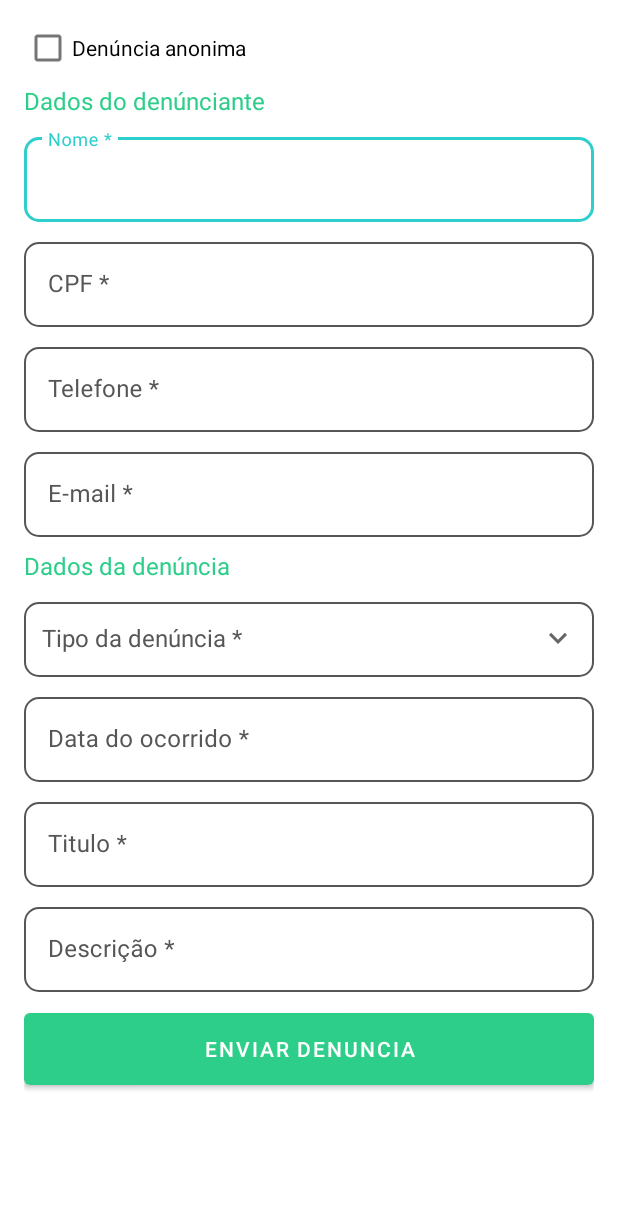
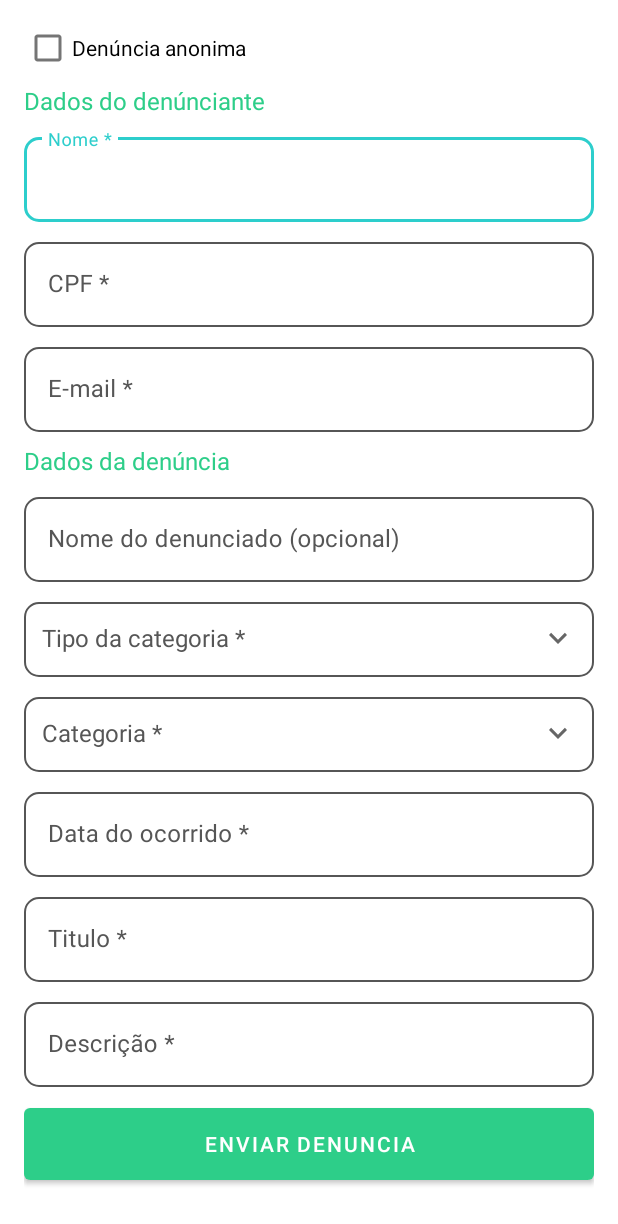
Before and after one commit to hugohralm/ambienta-android, an Android app: the layout fragment_nova_denuncia.xml on its own in the app's theme, with its tools: preview values and no code run, on a phone screen of 412 x 824 dp. Shown: the top 1224 px of the screen. Run offline under Robolectric (Android 15) with nearby library versions, the phone set to English and light mode, and no system bars.

Commit message:
Tipo categoria adicionado ao formulário

```diff
--- a/app/build.gradle
+++ b/app/build.gradle
@@ -66,8 +66,6 @@ dependencies {
     implementation 'androidx.lifecycle:lifecycle-viewmodel-ktx:2.2.0'
     kapt 'com.android.databinding:compiler:3.1.4'
 
-    implementation "com.wajahatkarim3.easyvalidation:easyvalidation-core:1.0.1"
-
     implementation 'io.coil-kt:coil:0.9.5'
     implementation 'com.jakewharton.timber:timber:4.7.1'
 
--- a/app/src/main/java/br/com/oversight/ambienta/service/DenunciaRepository.kt
+++ b/app/src/main/java/br/com/oversight/ambienta/service/DenunciaRepository.kt
@@ -4,6 +4,7 @@ import androidx.lifecycle.LiveData
 import androidx.lifecycle.MutableLiveData
 import br.com.oversight.ambienta.model.CategoriaDenuncia
 import br.com.oversight.ambienta.model.Denuncia
+import br.com.oversight.ambienta.model.TipoCategoriaDenuncia
 import br.com.oversight.ambienta.service.ApiResult
 import br.com.oversight.ambienta.service.DenunciaService
 import javax.inject.Inject
@@ -13,8 +14,8 @@ class DenunciaRepository @Inject constructor(private val denunciaService: Denunc
         return denunciaService.create(denuncia)
     }
 
-    fun listarCategorias(): LiveData<ApiResult<List<CategoriaDenuncia>>> {
-        return denunciaService.getCategoriasDenuncia()
+    fun listarTiposCategorias(): LiveData<ApiResult<List<TipoCategoriaDenuncia>>> {
+        return denunciaService.getTipoCategoriaDenuncia()
     }
 
     fun listarDenuncias(): LiveData<ApiResult<List<Denuncia>>> {
--- a/app/src/main/java/br/com/oversight/ambienta/service/DenunciaService.kt
+++ b/app/src/main/java/br/com/oversight/ambienta/service/DenunciaService.kt
@@ -4,6 +4,7 @@ import androidx.lifecycle.LiveData
 import androidx.lifecycle.MutableLiveData
 import br.com.oversight.ambienta.model.CategoriaDenuncia
 import br.com.oversight.ambienta.model.Denuncia
+import br.com.oversight.ambienta.model.TipoCategoriaDenuncia
 import retrofit2.http.Body
 import retrofit2.http.GET
 import retrofit2.http.POST
@@ -17,7 +18,7 @@ interface DenunciaService {
     @POST("api/denuncias")
     fun create(@Body denuncia: Denuncia): LiveData<ApiResult<Denuncia>>
 
-    @GET("api/categorias")
-    fun getCategoriasDenuncia(): LiveData<ApiResult<List<CategoriaDenuncia>>>
+    @GET("api/tipos-categoria")
+    fun getTipoCategoriaDenuncia(): LiveData<ApiResult<List<TipoCategoriaDenuncia>>>
 
 }
--- a/app/src/main/java/br/com/oversight/ambienta/service/LiveDataCallAdapterFactory.kt
+++ b/app/src/main/java/br/com/oversight/ambienta/service/LiveDataCallAdapterFactory.kt
@@ -1,8 +1,6 @@
 package br.com.oversight.ambienta.service
 
 import androidx.lifecycle.LiveData
-import br.com.oversight.ambienta.model.TipoDenuncia
-import com.google.gson.reflect.TypeToken
 import retrofit2.CallAdapter
 import retrofit2.CallAdapter.Factory
 import retrofit2.Retrofit
--- a/app/src/main/java/br/com/oversight/ambienta/utils/extensions/Extensions.kt
+++ b/app/src/main/java/br/com/oversight/ambienta/utils/extensions/Extensions.kt
@@ -10,6 +10,7 @@ import android.view.inputmethod.InputMethodManager
 import androidx.fragment.app.Fragment
 import br.com.oversight.ambienta.di.BaseFragment
 import com.google.android.material.snackbar.Snackbar
+import com.google.android.material.textfield.TextInputLayout
 import java.text.SimpleDateFormat
 import java.util.*
 
--- a/app/src/main/res/layout/fragment_nova_denuncia.xml
+++ b/app/src/main/res/layout/fragment_nova_denuncia.xml
@@ -62,7 +62,7 @@
                     android:layout_width="match_parent"
                     android:layout_height="wrap_content"
                     android:checked="@={vm.isDenunciaAnonima}"
-                    android:text="Denúncia anonima"/>
+                    android:text="Denúncia anonima" />
 
                 <androidx.appcompat.widget.LinearLayoutCompat
                     android:id="@+id/wrap_denunciante"
@@ -77,6 +77,7 @@
                         android:text="Dados do denúnciante" />
 
                     <com.google.android.material.textfield.TextInputLayout
+                        android:id="@+id/input_nome_denunciante"
                         style="@style/TextInputLayout.Default"
                         android:layout_width="match_parent"
                         android:layout_height="wrap_content"
@@ -93,7 +94,7 @@
                     </com.google.android.material.textfield.TextInputLayout>
 
                     <com.google.android.material.textfield.TextInputLayout
-                        android:id="@+id/input_cpf"
+                        android:id="@+id/input_cpf_denunciante"
                         style="@style/TextInputLayout.Default"
                         android:layout_width="match_parent"
                         android:layout_height="wrap_content"
@@ -112,25 +113,7 @@
                     </com.google.android.material.textfield.TextInputLayout>
 
                     <com.google.android.material.textfield.TextInputLayout
-                        style="@style/TextInputLayout.Default"
-                        android:layout_width="match_parent"
-                        android:layout_height="wrap_content"
-                        android:layout_marginBottom="8dp"
-                        android:hint="Telefone *">
-
-                        <com.google.android.material.textfield.TextInputEditText
-                            mascara='@{"([00]) [00000]-[0000]"}'
-                            mascaraSecundaria='@{"([00]) [0000]-[0000]"}'
-                            android:layout_width="match_parent"
-                            android:layout_height="wrap_content"
-                            android:digits="0123456789.-() "
-                            android:imeOptions="actionNext"
-                            android:inputType="phone"
-                            android:text="@={vm.denuncia.telefoneDenunciante}" />
-
-                    </com.google.android.material.textfield.TextInputLayout>
-
-                    <com.google.android.material.textfield.TextInputLayout
+                        android:id="@+id/input_email"
                         style="@style/TextInputLayout.Default"
                         android:layout_width="match_parent"
                         android:layout_height="wrap_content"
@@ -155,13 +138,52 @@
                     android:layout_height="wrap_content"
                     android:text="Dados da denúncia" />
 
+                <com.google.android.material.textfield.TextInputLayout
+                    android:id="@+id/input_nome_denunciado"
+                    style="@style/TextInputLayout.Default"
+                    android:layout_width="match_parent"
+                    android:layout_height="wrap_content"
+                    android:layout_marginBottom="8dp"
+                    android:hint="Nome do denunciado (opcional)">
+
+                    <com.google.android.material.textfield.TextInputEditText
+                        android:layout_width="match_parent"
+                        android:layout_height="wrap_content"
+                        android:imeOptions="actionNext"
+                        android:inputType="textCapSentences"
+                        android:text="@={vm.denuncia.nomeDenunciado}" />
+
+                </com.google.android.material.textfield.TextInputLayout>
 
                 <com.google.android.material.textfield.TextInputLayout
+                    android:id="@+id/input_tipo_categoria"
                     style="@style/InputLayout.Default.ExposedDropDown"
                     android:layout_width="match_parent"
                     android:layout_height="wrap_content"
                     android:layout_marginBottom="8dp"
-                    android:hint="Tipo da denúncia *"
+                    android:hint="Tipo da categoria *"
+                    app:endIconDrawable="@drawable/ic_arrow_down_black"
+                    app:endIconMode="custom">
+
+                    <androidx.appcompat.widget.AppCompatAutoCompleteTextView
+                        android:id="@+id/autocomplete_tipo_categoria"
+                        style="@style/AutoCompleteTextView.Default"
+                        android:layout_width="match_parent"
+                        android:editable="false"
+                        android:imeOptions="actionNext"
+                        android:inputType="none"
+                        android:singleLine="true" />
+
+                </com.google.android.material.textfield.TextInputLayout>
+
+
+                <com.google.android.material.textfield.TextInputLayout
+                    android:id="@+id/input_categoria"
+                    style="@style/InputLayout.Default.ExposedDropDown"
+                    android:layout_width="match_parent"
+                    android:layout_height="wrap_content"
+                    android:layout_marginBottom="8dp"
+                    android:hint="Categoria *"
                     app:endIconDrawable="@drawable/ic_arrow_down_black"
                     app:endIconMode="custom">
 
@@ -177,6 +199,7 @@
                 </com.google.android.material.textfield.TextInputLayout>
 
                 <com.google.android.material.textfield.TextInputLayout
+                    android:id="@+id/input_data_ocorrido"
                     style="@style/TextInputLayout.Default"
                     android:layout_width="match_parent"
                     android:layout_height="wrap_content"
@@ -195,6 +218,7 @@
                 </com.google.android.material.textfield.TextInputLayout>
 
                 <com.google.android.material.textfield.TextInputLayout
+                    android:id="@+id/input_titulo"
                     style="@style/TextInputLayout.Default"
                     android:layout_width="match_parent"
                     android:layout_height="wrap_content"
@@ -211,6 +235,7 @@
                 </com.google.android.material.textfield.TextInputLayout>
 
                 <com.google.android.material.textfield.TextInputLayout
+                    android:id="@+id/input_descricao"
                     style="@style/TextInputLayout.Default"
                     android:layout_width="match_parent"
                     android:layout_height="wrap_content"
--- a/build.gradle
+++ b/build.gradle
@@ -9,7 +9,7 @@ buildscript {
     dependencies {
         classpath 'com.android.tools.build:gradle:3.6.2'
         classpath "org.jetbrains.kotlin:kotlin-gradle-plugin:1.3.72"
-        classpath "androidx.navigation:navigation-safe-args-gradle-plugin:2.2.0"
+        classpath "androidx.navigation:navigation-safe-args-gradle-plugin:2.2.1"
         classpath 'com.google.gms:google-services:4.3.3'
 
     }
@@ -19,6 +19,7 @@ allprojects {
     repositories {
         google()
         jcenter()
+        maven { url 'https://jitpack.io' }
 
     }
 }
```
Also changed, not shown: app/src/main/java/br/com/oversight/ambienta/model/Denuncia.kt (+2 -6 lines), app/src/main/java/br/com/oversight/ambienta/model/TipoCategoriaDenuncia.kt (added, +11 -0 lines), app/src/main/java/br/com/oversight/ambienta/model/TipoDenuncia.kt (deleted, +0 -7 lines), app/src/main/java/br/com/oversight/ambienta/ui/novaDenuncia/NovaDenunciaFragment.kt (+83 -14 lines), app/src/main/java/br/com/oversight/ambienta/ui/novaDenuncia/NovaDenunciaViewModel.kt (+4 -3 lines).
